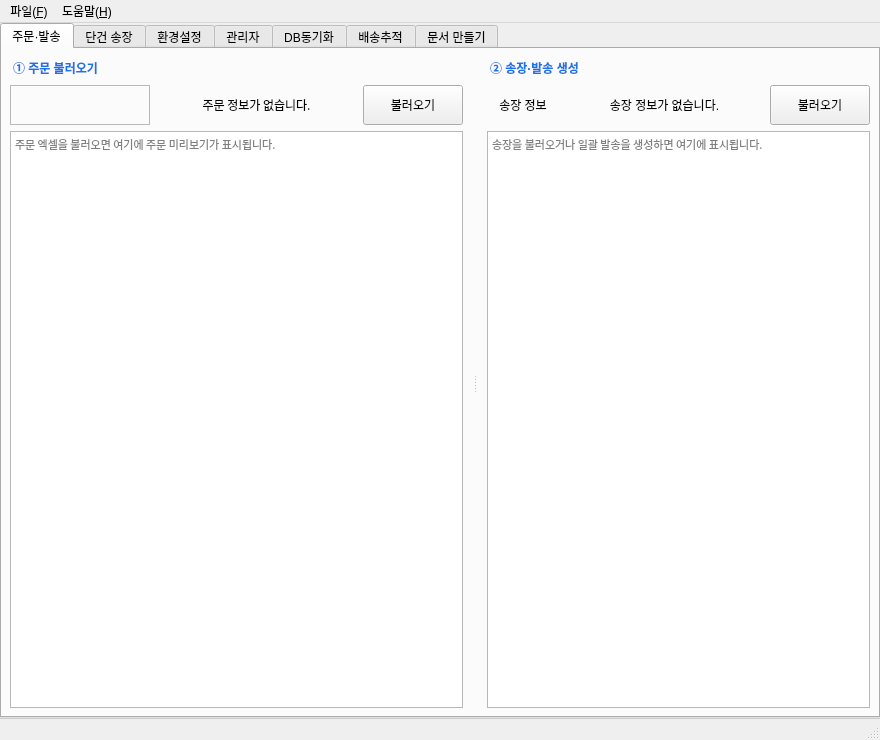
The window that ui/main_window.ui (Peanut0711/easy-fulfill) describes before a commit, drawn with Qt 5.
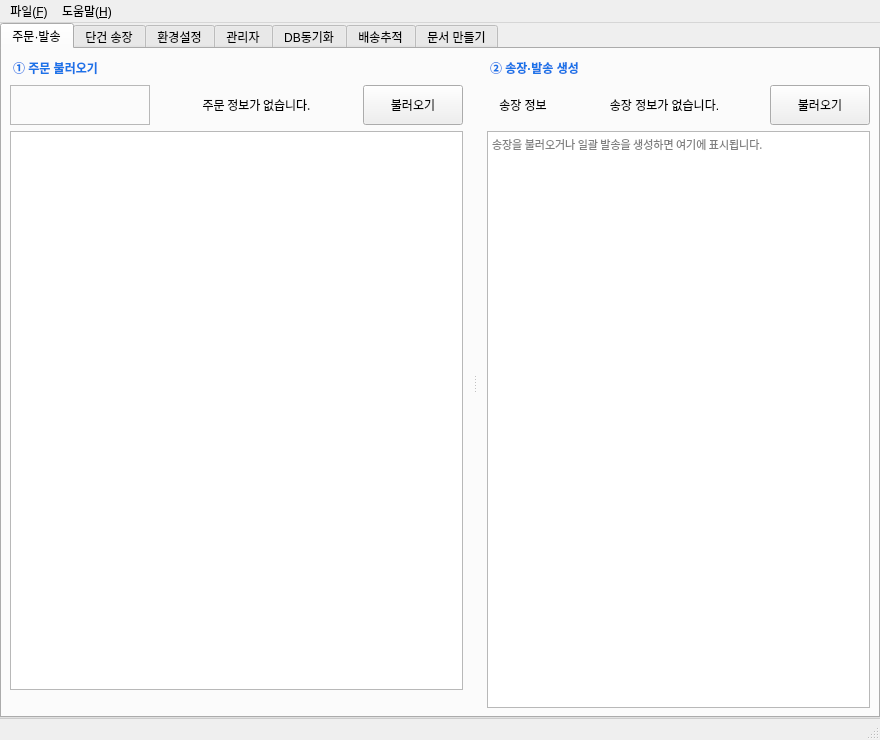
The same window after the commit. The open tabs and pages were chosen to show the change.

Commit message: feat(order): 주문 미리보기를 펼칠 수 있는 표로 바꿈

```diff
--- a/ui/main_window.ui
+++ b/ui/main_window.ui
@@ -195,28 +195,87 @@
              </layout>
             </item>
             <item>
-             <widget class="QPlainTextEdit" name="plainTextEdit">
+             <widget class="QStackedWidget" name="stackedWidget_order_preview">
               <property name="sizePolicy">
                <sizepolicy hsizetype="Expanding" vsizetype="Expanding">
                 <horstretch>0</horstretch>
                 <verstretch>0</verstretch>
                </sizepolicy>
               </property>
-              <property name="font">
-               <font>
-                <family>맑은 고딕</family>
-                <pointsize>8</pointsize>
-               </font>
+              <property name="currentIndex">
+               <number>0</number>
               </property>
-              <property name="frameShape">
-               <enum>QFrame::Shape::StyledPanel</enum>
-              </property>
-              <property name="frameShadow">
-               <enum>QFrame::Shadow::Plain</enum>
-              </property>
-              <property name="placeholderText">
-               <string>주문 엑셀을 불러오면 여기에 주문 미리보기가 표시됩니다.</string>
-              </property>
+              <widget class="QWidget" name="page_order_empty">
+               <layout class="QVBoxLayout" name="verticalLayout_order_empty">
+                <property name="leftMargin">
+                 <number>0</number>
+                </property>
+                <property name="topMargin">
+                 <number>0</number>
+                </property>
+                <property name="rightMargin">
+                 <number>0</number>
+                </property>
+                <property name="bottomMargin">
+                 <number>0</number>
+                </property>
+                <item>
+                 <widget class="QLabel" name="label_order_empty">
+                  <property name="frameShape">
+                   <enum>QFrame::Shape::StyledPanel</enum>
+                  </property>
+                  <property name="styleSheet">
+                   <string>color: #9e9e9e; background: palette(base);</string>
+                  </property>
+                  <property name="text">
+                   <string>주문 엑셀을 불러오면 여기에 주문 미리보기가 표시됩니다.</string>
+                  </property>
+                  <property name="alignment">
+                   <set>Qt::AlignmentFlag::AlignCenter</set>
+                  </property>
+                  <property name="wordWrap">
+                   <bool>true</bool>
+                  </property>
+                 </widget>
+                </item>
+               </layout>
+              </widget>
+              <widget class="QWidget" name="page_order_table">
+               <layout class="QVBoxLayout" name="verticalLayout_order_table">
+                <property name="spacing">
+                 <number>4</number>
+                </property>
+                <property name="leftMargin">
+                 <number>0</number>
+                </property>
+                <property name="topMargin">
+                 <number>0</number>
+                </property>
+                <property name="rightMargin">
+                 <number>0</number>
+                </property>
+                <property name="bottomMargin">
+                 <number>0</number>
+                </property>
+                <item>
+                 <widget class="QTreeView" name="treeView_order_preview">
+                  <property name="alternatingRowColors">
+                   <bool>false</bool>
+                  </property>
+                 </widget>
+                </item>
+                <item>
+                 <widget class="QLabel" name="label_order_legend">
+                  <property name="styleSheet">
+                   <string>color: #666666;</string>
+                  </property>
+                  <property name="text">
+                   <string/>
+                  </property>
+                 </widget>
+                </item>
+               </layout>
+              </widget>
              </widget>
             </item>
            </layout>
```
The commit also changes 6 other files.
